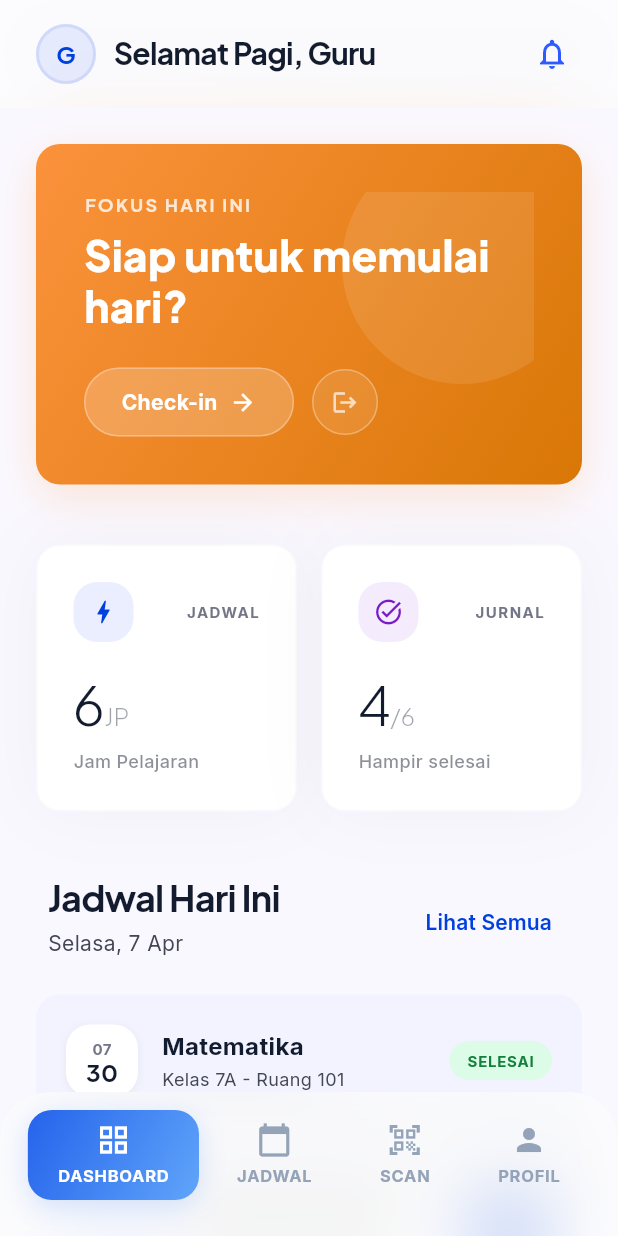
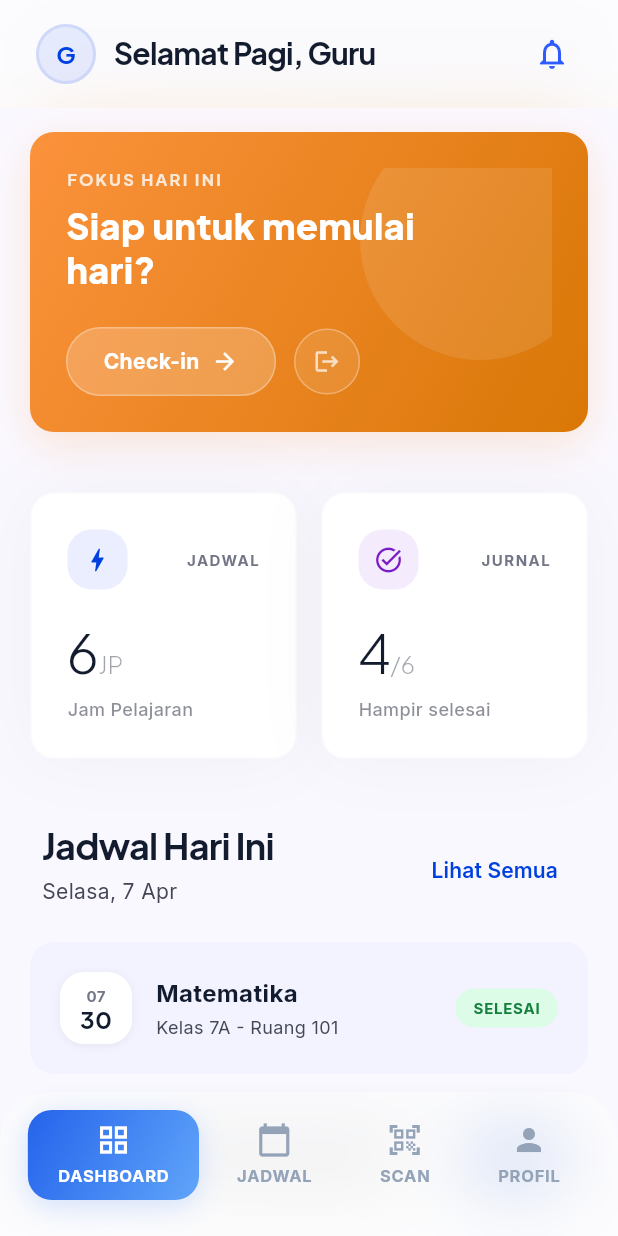
Before and after one commit to varhan1/sim_spanla_fe, a Flutter app: the TeacherDashboardPage screen opened directly, on a phone screen of 412 x 824 dp. Run offline on Flutter 3.47's test engine with Material 3 defaults, Android fonts, the phone set to English and light mode, and no system bars; our stand-ins replace dio, equatable, flutter_bloc, flutter_secure_storage, google_fonts, logger and 1 more; accounts and stored records are empty.

Commit message:
Fix UI spacing & network connectivity issues
Dashboard UI Fixes:
- Fix TopAppBar spacing calculation with proper safe area padding
- Reduce check-in banner padding from 32px to 24px
- Add ConstrainedBox to prevent text overflow in banner
- Reduce banner title font size from 28px to 24px
- Adjust content padding from 24px to 20px horizontal

Android Network Fixes:
- Add INTERNET and ACCESS_NETWORK_STATE permissions to AndroidManifest
- Add network_security_config.xml to trust system/user certificates
- Configure domain security for smpn8.my.id HTTPS connection
- Update app label to 'SIM Panla'

These changes fix the 'Failed host lookup' error on Android devices.

```diff
--- a/lib/features/bk/presentation/pages/bk_dashboard_page.dart
+++ b/lib/features/bk/presentation/pages/bk_dashboard_page.dart
@@ -49,6 +49,9 @@ class _BkDashboardPageState extends State<BkDashboardPage> {
           user = state.user;
         }
 
+        final topPadding = MediaQuery.of(context).padding.top;
+        final appBarHeight = topPadding + 72; // status bar + app bar content
+
         return Scaffold(
           backgroundColor: _surface,
           body: Stack(
@@ -57,10 +60,12 @@ class _BkDashboardPageState extends State<BkDashboardPage> {
               CustomScrollView(
                 slivers: [
                   // TopAppBar spacing
-                  const SliverToBoxAdapter(child: SizedBox(height: 96)),
+                  SliverToBoxAdapter(
+                    child: SizedBox(height: appBarHeight + 16),
+                  ),
                   // Content
                   SliverPadding(
-                    padding: const EdgeInsets.fromLTRB(24, 0, 24, 120),
+                    padding: const EdgeInsets.fromLTRB(20, 0, 20, 120),
                     sliver: SliverList(
                       delegate: SliverChildListDelegate([
                         // Welcome Section & Primary Action
--- a/lib/features/teacher/presentation/pages/teacher_dashboard_page.dart
+++ b/lib/features/teacher/presentation/pages/teacher_dashboard_page.dart
@@ -47,6 +47,9 @@ class _TeacherDashboardPageState extends State<TeacherDashboardPage> {
           user = state.user;
         }
 
+        final topPadding = MediaQuery.of(context).padding.top;
+        final appBarHeight = topPadding + 72; // status bar + app bar content
+
         return Scaffold(
           backgroundColor: _surface,
           body: Stack(
@@ -55,10 +58,12 @@ class _TeacherDashboardPageState extends State<TeacherDashboardPage> {
               CustomScrollView(
                 slivers: [
                   // TopAppBar spacing
-                  const SliverToBoxAdapter(child: SizedBox(height: 96)),
+                  SliverToBoxAdapter(
+                    child: SizedBox(height: appBarHeight + 16),
+                  ),
                   // Content
                   SliverPadding(
-                    padding: const EdgeInsets.fromLTRB(24, 0, 24, 120),
+                    padding: const EdgeInsets.fromLTRB(20, 0, 20, 120),
                     sliver: SliverList(
                       delegate: SliverChildListDelegate([
                         // Check-In Banner
@@ -194,7 +199,7 @@ class _TeacherDashboardPageState extends State<TeacherDashboardPage> {
     final bool isCheckedIn = false;
 
     return Container(
-      padding: const EdgeInsets.all(32),
+      padding: const EdgeInsets.all(24),
       decoration: BoxDecoration(
         borderRadius: BorderRadius.circular(16),
         gradient: const LinearGradient(
@@ -235,22 +240,25 @@ class _TeacherDashboardPageState extends State<TeacherDashboardPage> {
               Text(
                 'FOKUS HARI INI',
                 style: GoogleFonts.plusJakartaSans(
-                  fontSize: 12,
+                  fontSize: 11,
                   fontWeight: FontWeight.w700,
                   letterSpacing: 1.5,
                   color: Colors.white.withAlpha(204), // 0.8 opacity
                 ),
               ),
               const SizedBox(height: 8),
-              Text(
+              ConstrainedBox(
+                constraints: const BoxConstraints(maxWidth: 280),
+                child: Text(
                   isCheckedIn
                       ? 'Anda sudah check-in hari ini!'
                       : 'Siap untuk memulai hari?',
                   style: GoogleFonts.plusJakartaSans(
-                  fontSize: 28,
+                    fontSize: 24,
                     fontWeight: FontWeight.w800,
                     height: 1.2,
                     color: Colors.white,
+                  ),
                 ),
               ),
               const SizedBox(height: 24),
```
Also changed, not shown: 2 other files. Lines whose indentation alone changed are shown as unchanged.
